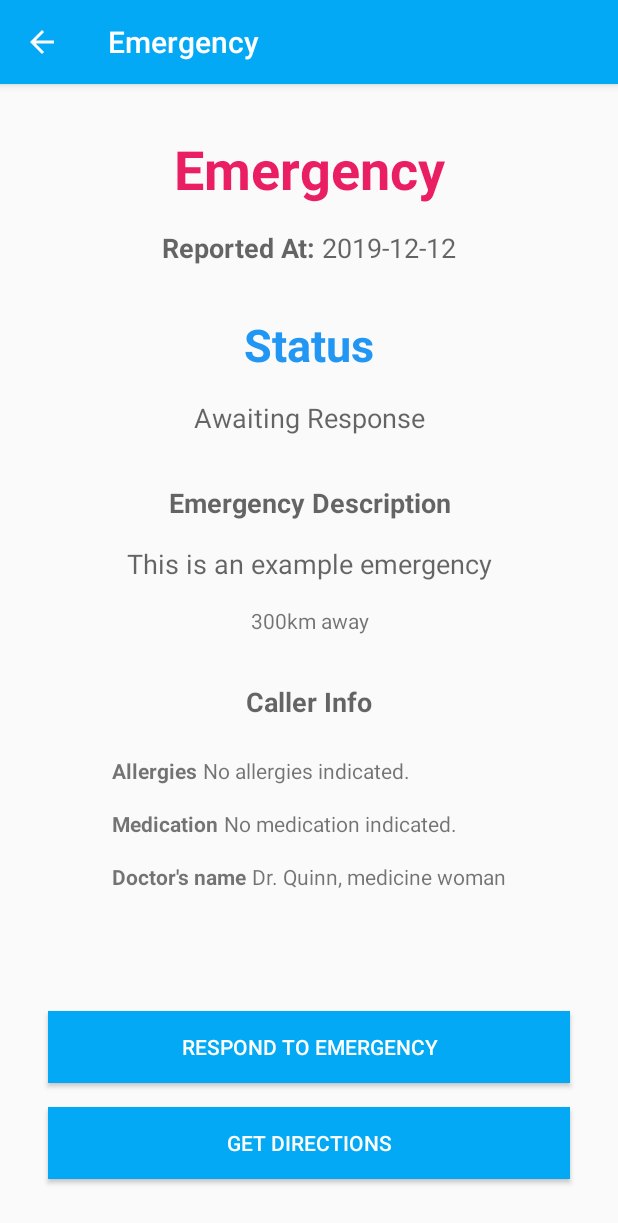
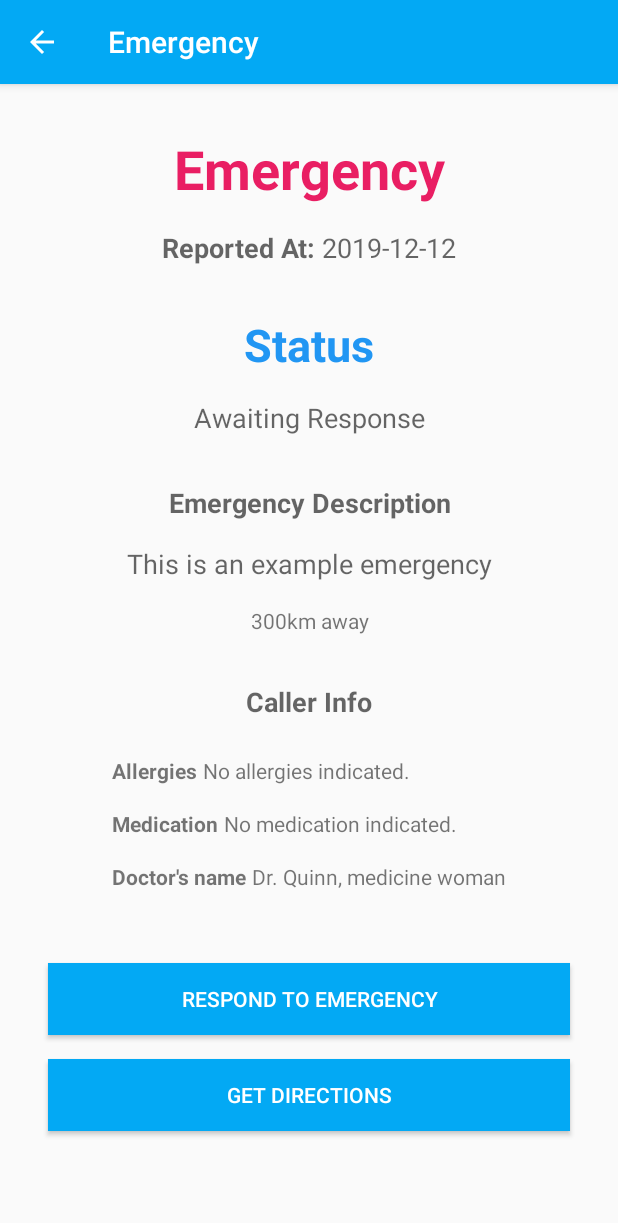
Before and after one commit to ADW784/EMRRespondant, an Android app: the EmergencyActivity screen opened directly, with no data from a screen before it, on a phone screen of 412 x 824 dp. Shown: the top 1223 px of the screen. Run offline under Robolectric (Android 15) with nearby library versions, the phone set to English and light mode, and no system bars; our stand-ins replace Firebase (no records; nobody signed in at launch, a user with empty details on screens opened directly).

Commit message:
Update Emergency Activity

```diff
--- a/app/src/main/res/layout/activity_emergency.xml
+++ b/app/src/main/res/layout/activity_emergency.xml
@@ -23,7 +23,7 @@
             android:layout_marginStart="32dp"
             android:layout_marginTop="16dp"
             android:layout_marginEnd="32dp"
-            android:layout_marginBottom="32dp"
+            android:layout_marginBottom="64dp"
             android:background="@color/colorPrimary"
             android:contentDescription="@string/button_title_cancel_emergency"
             android:paddingLeft="10dp"
@@ -43,7 +43,7 @@
             android:layout_marginTop="32dp"
             android:layout_marginEnd="32dp"
             android:gravity="center"
-            android:text="Caller Info"
+            android:text="@string/text_title_caller_info"
             android:textAppearance="@style/TextAppearance.AppCompat.Medium"
             android:textStyle="bold"
             app:layout_constraintEnd_toEndOf="parent"
@@ -182,7 +182,7 @@
             android:layout_width="0dp"
             android:layout_height="wrap_content"
             android:layout_marginStart="32dp"
-            android:layout_marginTop="64dp"
+            android:layout_marginTop="32dp"
             android:layout_marginEnd="32dp"
             android:background="@color/colorPrimary"
             android:contentDescription="@string/button_title_cancel_emergency"
@@ -214,7 +214,7 @@
                     android:layout_width="wrap_content"
                     android:layout_height="wrap_content"
                     android:layout_marginStart="32dp"
-                    android:text="Allergies"
+                    android:text="@string/text_title_allergies"
                     android:textStyle="bold"
                     app:layout_constraintBaseline_toBaselineOf="@+id/allergies_textView"
                     app:layout_constraintStart_toStartOf="parent" />
@@ -224,7 +224,7 @@
                     android:layout_width="wrap_content"
                     android:layout_height="wrap_content"
                     android:layout_marginStart="32dp"
-                    android:text="Medication"
+                    android:text="@string/text_title_medication"
                     android:textStyle="bold"
                     app:layout_constraintBaseline_toBaselineOf="@+id/medication_textView"
                     app:layout_constraintStart_toStartOf="parent" />
@@ -246,7 +246,7 @@
                     android:layout_marginStart="4dp"
                     android:layout_marginTop="16dp"
                     android:layout_marginEnd="32dp"
-                    android:text="No allergies indicated."
+                    android:text="@string/placeholder_allergy_info"
                     app:layout_constraintEnd_toEndOf="parent"
                     app:layout_constraintHorizontal_bias="0.0"
                     app:layout_constraintStart_toEndOf="@+id/textView2"
@@ -259,7 +259,7 @@
                     android:layout_marginStart="4dp"
                     android:layout_marginTop="16dp"
                     android:layout_marginEnd="32dp"
-                    android:text="No medication indicated."
+                    android:text="@string/placeholder_medical_info"
                     app:layout_constraintEnd_toEndOf="parent"
                     app:layout_constraintHorizontal_bias="0.0"
                     app:layout_constraintStart_toEndOf="@+id/textView5"
@@ -273,7 +273,7 @@
                     android:layout_marginTop="16dp"
                     android:layout_marginEnd="32dp"
                     android:layout_marginBottom="16dp"
-                    android:text="Dr. Quinn, medicine woman"
+                    android:text="@string/placeholder_doctor_info"
                     app:layout_constraintBottom_toBottomOf="parent"
                     app:layout_constraintEnd_toEndOf="parent"
                     app:layout_constraintHorizontal_bias="0.0"
--- a/app/src/main/res/values/strings.xml
+++ b/app/src/main/res/values/strings.xml
@@ -49,4 +49,10 @@
     <string name="placeholder_distance">300km away</string>
     <string name="button_title_respond_to_emergency">Respond to Emergency</string>
     <string name="button_title_get_directions">Get Directions</string>
+    <string name="text_title_caller_info">Caller Info</string>
+    <string name="text_title_allergies">Allergies</string>
+    <string name="text_title_medication">Medication</string>
+    <string name="placeholder_allergy_info">No allergies indicated.</string>
+    <string name="placeholder_medical_info">No medication indicated.</string>
+    <string name="placeholder_doctor_info">Dr. Quinn, medicine woman</string>
 </resources>
--- a/build.gradle
+++ b/build.gradle
@@ -7,7 +7,7 @@ buildscript {
 
     }
     dependencies {
-        classpath 'com.android.tools.build:gradle:3.5.2'
+        classpath 'com.android.tools.build:gradle:3.5.3'
         classpath 'com.google.gms:google-services:4.3.2'
 
         // NOTE: Do not place your application dependencies here; they belong
```
Also changed, not shown: app/src/main/java/edu/uwi/comp6107/emrrespondant/presenters/EmergencyPresenter.java (+25 -0 lines), app/src/main/java/edu/uwi/comp6107/emrrespondant/presenters/UserInfoPresenter.java (+41 -0 lines), app/src/main/java/edu/uwi/comp6107/emrrespondant/ui/EmergencyActivity.java (+133 -21 lines), app/src/main/java/edu/uwi/comp6107/emrrespondant/ui/EmergencyListActivity.java (+36 -1 lines).
